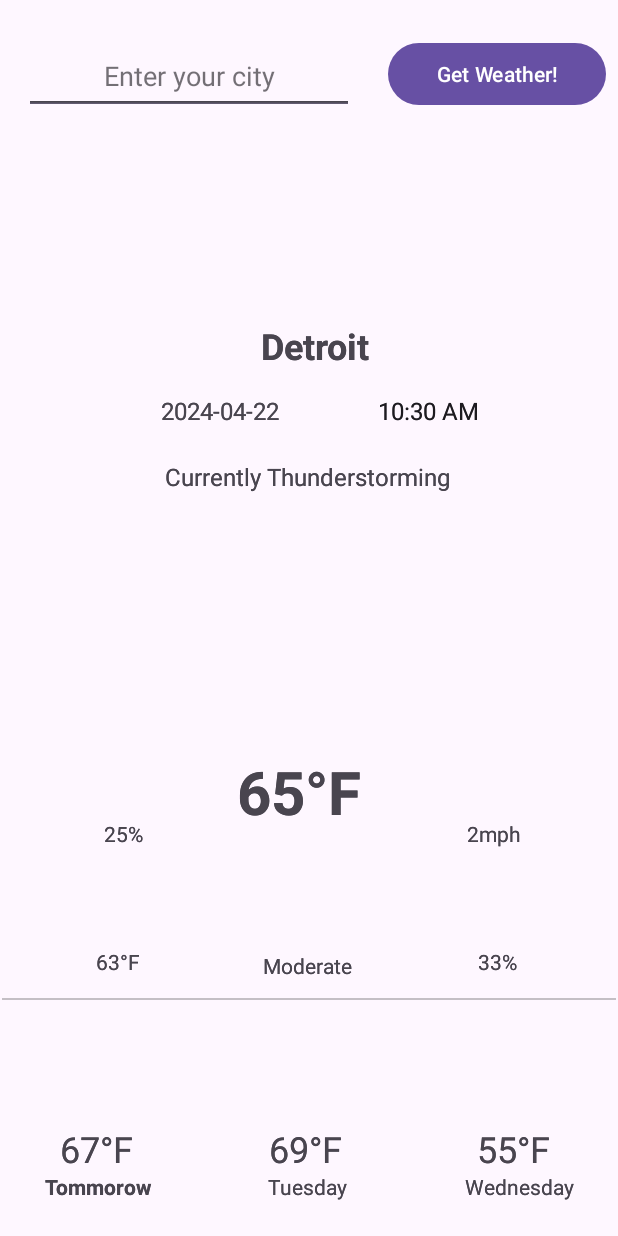
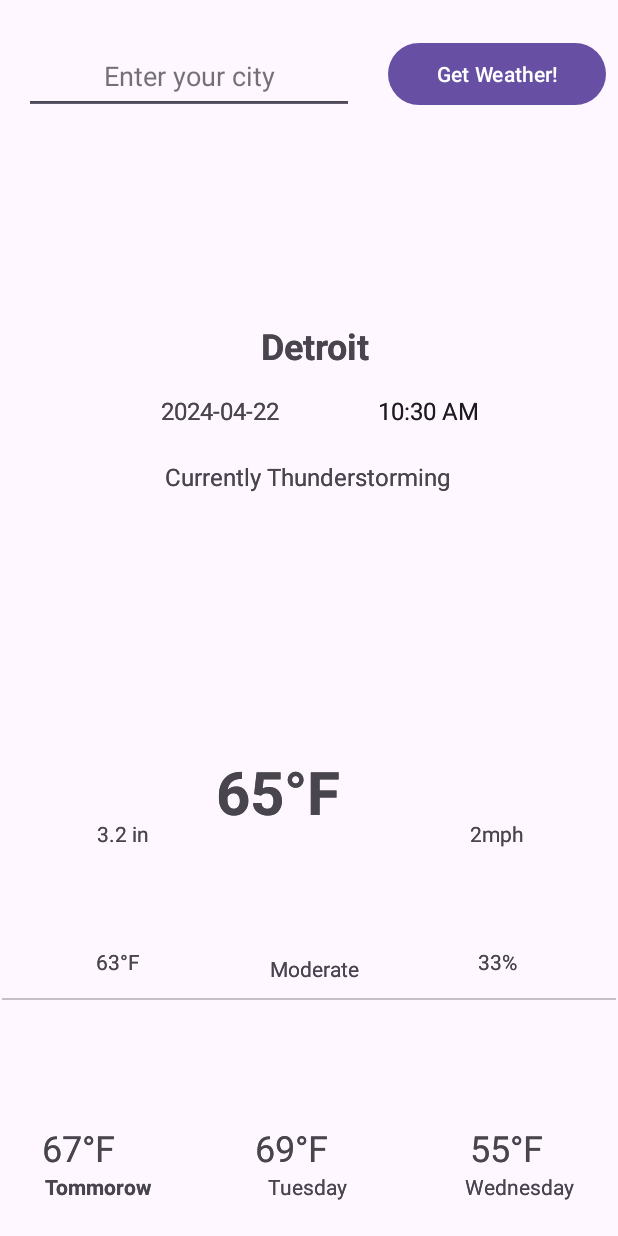
Before and after one commit to Mihir8829/CIS436_Project_4, an Android app: the screen it shows after launch (MainActivity), on a phone screen of 412 x 824 dp. Run offline under Robolectric (Android 15) with nearby library versions, the phone set to English and light mode, and no system bars; pictures from the network do not load.

Commit message:
small changes to ui and fixed precipitation

```diff
--- a/app/src/main/java/com/example/project_4/WeatherFragment.kt
+++ b/app/src/main/java/com/example/project_4/WeatherFragment.kt
@@ -1,5 +1,6 @@
 package com.example.project_4
 
+import android.os.Build
 import android.os.Bundle
 import androidx.fragment.app.Fragment
 import android.view.LayoutInflater
@@ -8,6 +9,7 @@ import android.view.ViewGroup
 import android.util.Log
 import android.widget.ImageView
 import android.widget.TextView
+import androidx.annotation.RequiresApi
 import com.example.project_4.databinding.FragmentWeatherBinding
 import retrofit2.Retrofit
 import retrofit2.Call
@@ -21,6 +23,7 @@ import kotlinx.coroutines.withContext
 import kotlinx.coroutines.launch
 import androidx.lifecycle.lifecycleScope
 import com.bumptech.glide.Glide
+
 
 class WeatherFragment : Fragment() {
     private lateinit var binding: FragmentWeatherBinding
@@ -47,6 +50,7 @@ class WeatherFragment : Fragment() {
         val wind_mph: Double,
         val uv: Double,
         val feelslike_f: Double,
+        val precip_in: Double
     )
 
     data class Condition(
@@ -117,6 +121,7 @@ class WeatherFragment : Fragment() {
         binding.tvHumidity.text = "${currentWeather.humidity}%"
         binding.tvUVIndex.text = currentWeather.uv.toString()
         binding.tvFeelsLikeTemperature.text="${currentWeather.feelslike_f}°F"
+        binding.tvPrecipitation.text="${currentWeather.precip_in} in"
 
         binding.tvTemperatureTommorow.text="${currentWeather.temp_f}°F"
         binding.tvTemperatureDayAfterTommorow.text="${currentWeather.temp_f}°F"
@@ -148,4 +153,6 @@ class WeatherFragment : Fragment() {
             .load(iconUrlTwoDaysAfterTomm)
             .into(binding.imageTwoDaysAfterTommorowWeather)
     }
+
+
 }
--- a/app/src/main/res/layout/fragment_weather.xml
+++ b/app/src/main/res/layout/fragment_weather.xml
@@ -25,7 +25,7 @@
 
     <TextView
         android:id="@+id/tvFeelsLikeTemperature"
-        android:layout_width="36dp"
+        android:layout_width="45dp"
         android:layout_height="20dp"
         android:layout_marginStart="64dp"
         android:layout_marginTop="8dp"
@@ -118,17 +118,17 @@
         android:layout_height="20dp"
         android:layout_marginStart="64dp"
         android:layout_marginTop="8dp"
-        android:text="25%"
+        android:text="3.2 in"
         android:textAlignment="center"
         app:layout_constraintStart_toStartOf="parent"
         app:layout_constraintTop_toBottomOf="@+id/imagePrecipitation" />
 
     <TextView
         android:id="@+id/tvWindSpeed"
-        android:layout_width="36dp"
+        android:layout_width="55dp"
         android:layout_height="20dp"
         android:layout_marginTop="8dp"
-        android:layout_marginEnd="64dp"
+        android:layout_marginEnd="52dp"
         android:text="2mph"
         android:textAlignment="center"
         app:layout_constraintEnd_toEndOf="parent"
@@ -152,8 +152,8 @@
 
     <TextView
         android:id="@+id/tvTemperatureToday"
-        android:layout_width="96dp"
-        android:layout_height="64dp"
+        android:layout_width="123dp"
+        android:layout_height="66dp"
         android:layout_marginTop="12dp"
         android:text="65°F"
         android:textSize="40dp"
@@ -245,15 +245,16 @@
 
     <TextView
         android:id="@+id/tvTemperatureTommorow"
-        android:layout_width="53dp"
+        android:layout_width="70dp"
         android:layout_height="31dp"
-        android:layout_marginStart="40dp"
+        android:layout_marginStart="28dp"
         android:layout_marginTop="8dp"
         android:text="67°F"
         android:textSize="24sp"
         app:layout_constraintBottom_toTopOf="@+id/tvTommorow"
         app:layout_constraintStart_toStartOf="parent"
-        app:layout_constraintTop_toBottomOf="@+id/imageTommorowWeather" />
+        app:layout_constraintTop_toBottomOf="@+id/imageTommorowWeather"
+        app:layout_constraintVertical_bias="0.476" />
 
     <ImageView
         android:id="@+id/imageDayAfterTommorowWeather"
@@ -267,15 +268,17 @@
 
     <TextView
         android:id="@+id/tvTemperatureDayAfterTommorow"
-        android:layout_width="53dp"
+        android:layout_width="70dp"
         android:layout_height="31dp"
         android:layout_marginTop="8dp"
         android:text="69°F"
         android:textSize="24sp"
         app:layout_constraintBottom_toTopOf="@+id/tvDayAfterTommorow"
         app:layout_constraintEnd_toStartOf="@+id/tvTemperatureTwoDaysAfterTommorow"
+        app:layout_constraintHorizontal_bias="0.496"
         app:layout_constraintStart_toEndOf="@+id/tvTemperatureTommorow"
-        app:layout_constraintTop_toBottomOf="@+id/imageDayAfterTommorowWeather" />
+        app:layout_constraintTop_toBottomOf="@+id/imageDayAfterTommorowWeather"
+        app:layout_constraintVertical_bias="0.476" />
 
     <ImageView
         android:id="@+id/imageTwoDaysAfterTommorowWeather"
@@ -289,15 +292,16 @@
 
     <TextView
         android:id="@+id/tvTemperatureTwoDaysAfterTommorow"
-        android:layout_width="53dp"
+        android:layout_width="70dp"
         android:layout_height="31dp"
         android:layout_marginTop="8dp"
-        android:layout_marginEnd="40dp"
+        android:layout_marginEnd="28dp"
         android:text="55°F"
         android:textSize="24sp"
         app:layout_constraintBottom_toTopOf="@+id/tvTwoDaysAfterTommorow"
         app:layout_constraintEnd_toEndOf="parent"
-        app:layout_constraintTop_toBottomOf="@+id/imageTwoDaysAfterTommorowWeather" />
+        app:layout_constraintTop_toBottomOf="@+id/imageTwoDaysAfterTommorowWeather"
+        app:layout_constraintVertical_bias="0.476" />
 
     <View
         android:id="@+id/divider"
```
Also changed, not shown: 2 other files.
